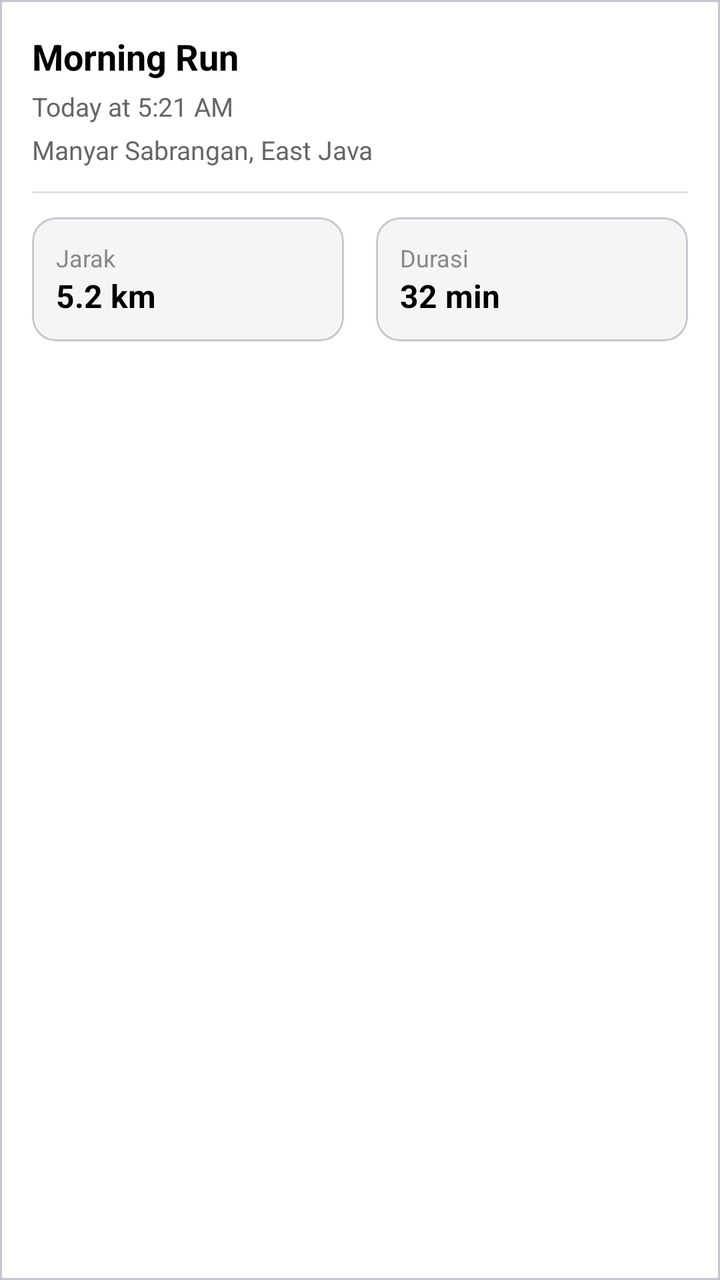
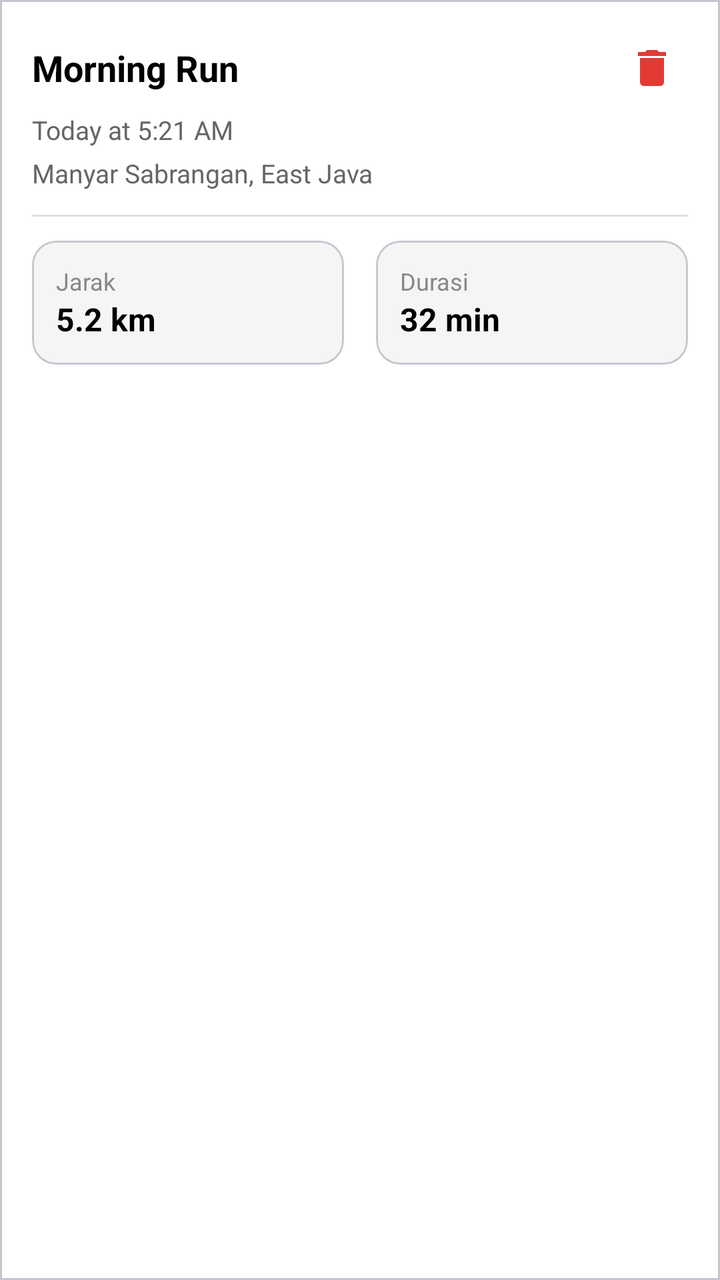

An Android layout rendered at two revisions. The XML below is the earlier revision; the diff shows what the commit changed to produce the second picture.
<!-- AndroidManifest.xml: application theme Theme.CatatLari -->
<!-- res/layout/item_run.xml -->
<com.google.android.material.card.MaterialCardView
    xmlns:android="http://schemas.android.com/apk/res/android"
    xmlns:app="http://schemas.android.com/apk/res-auto"
    android:layout_width="match_parent"
    android:layout_height="wrap_content"
    android:layout_marginBottom="16dp"
    app:shapeAppearanceOverlay="@style/ShapeAppearance.NoRadius"
    app:cardElevation="4dp"
    android:backgroundTint="@android:color/white">

    <LinearLayout
        android:layout_width="match_parent"
        android:layout_height="wrap_content"
        android:orientation="vertical"
        android:padding="16dp">

        
        <TextView
            android:id="@+id/tv_title"
            android:layout_width="wrap_content"
            android:layout_height="wrap_content"
            android:text="Morning Run"
            android:textColor="@android:color/black"
            android:textSize="18sp"
            android:textStyle="bold"/>

        
        <TextView
            android:id="@+id/tv_time"
            android:layout_width="wrap_content"
            android:layout_height="wrap_content"
            android:text="Today at 5:21 AM"
            android:textColor="#666666"
            android:textSize="13sp"
            android:layout_marginTop="4dp"/>

        
        <TextView
            android:id="@+id/tv_location"
            android:layout_width="wrap_content"
            android:layout_height="wrap_content"
            android:text="Manyar Sabrangan, East Java"
            android:textColor="#666666"
            android:textSize="13sp"
            android:layout_marginTop="4dp"/>

        
        <View
            android:layout_width="match_parent"
            android:layout_height="1dp"
            android:background="#E0E0E0"
            android:layout_marginVertical="12dp"/>

        
        <LinearLayout
            android:layout_width="match_parent"
            android:layout_height="wrap_content"
            android:orientation="horizontal"
            android:weightSum="2">

            
            <com.google.android.material.card.MaterialCardView
                android:layout_width="0dp"
                android:layout_height="wrap_content"
                android:layout_weight="1"
                android:layout_marginEnd="8dp"
                app:cardCornerRadius="12dp"
                app:cardElevation="0dp"
                android:backgroundTint="#F5F5F5">

                <LinearLayout
                    android:layout_width="match_parent"
                    android:layout_height="wrap_content"
                    android:orientation="vertical"
                    android:padding="12dp">

                    <TextView
                        android:layout_width="wrap_content"
                        android:layout_height="wrap_content"
                        android:text="Jarak"
                        android:textColor="#888888"
                        android:textSize="12sp"/>

                    <TextView
                        android:id="@+id/tv_distance"
                        android:layout_width="wrap_content"
                        android:layout_height="wrap_content"
                        android:text="5.2 km"
                        android:textColor="@android:color/black"
                        android:textStyle="bold"
                        android:textSize="16sp"/>
                </LinearLayout>

            </com.google.android.material.card.MaterialCardView>

            
            <com.google.android.material.card.MaterialCardView
                android:layout_width="0dp"
                android:layout_height="wrap_content"
                android:layout_weight="1"
                android:layout_marginStart="8dp"
                app:cardCornerRadius="12dp"
                app:cardElevation="0dp"
                android:backgroundTint="#F5F5F5">

                <LinearLayout
                    android:layout_width="match_parent"
                    android:layout_height="wrap_content"
                    android:orientation="vertical"
                    android:padding="12dp">

                    <TextView
                        android:layout_width="wrap_content"
                        android:layout_height="wrap_content"
                        android:text="Durasi"
                        android:textColor="#888888"
                        android:textSize="12sp"/>

                    <TextView
                        android:id="@+id/tv_duration"
                        android:layout_width="wrap_content"
                        android:layout_height="wrap_content"
                        android:text="32 min"
                        android:textColor="@android:color/black"
                        android:textStyle="bold"
                        android:textSize="16sp"/>
                </LinearLayout>

            </com.google.android.material.card.MaterialCardView>

        </LinearLayout>

    </LinearLayout>

</com.google.android.material.card.MaterialCardView>
<!-- resources referenced by this layout -->
<resources>
  <style name="ShapeAppearance.NoRadius" parent="">
          <item name="cornerFamily">rounded</item>
          <item name="cornerSize">0dp</item>
      </style>
  <style name="Theme.CatatLari" parent="Base.Theme.CatatLari" />
  <style name="Base.Theme.CatatLari" parent="Theme.Material3.DayNight.NoActionBar">
          
          
      </style>
</resources>

<!-- the commit's change to res/layout/item_run.xml (unified diff, before → after) -->
@@ -1,3 +1,4 @@
+<?xml version="1.0" encoding="utf-8"?>
 <com.google.android.material.card.MaterialCardView
     xmlns:android="http://schemas.android.com/apk/res/android"
     xmlns:app="http://schemas.android.com/apk/res-auto"
@@ -15,14 +16,33 @@
         android:padding="16dp">
 
         
-        <TextView
-            android:id="@+id/tv_title"
-            android:layout_width="wrap_content"
+        <LinearLayout
+            android:layout_width="match_parent"
             android:layout_height="wrap_content"
-            android:text="Morning Run"
-            android:textColor="@android:color/black"
-            android:textSize="18sp"
-            android:textStyle="bold"/>
+            android:orientation="horizontal"
+            android:gravity="center_vertical">
+
+            <TextView
+                android:id="@+id/tv_title"
+                android:layout_width="0dp"
+                android:layout_height="wrap_content"
+                android:layout_weight="1"
+                android:text="Morning Run"
+                android:textColor="@android:color/black"
+                android:textSize="18sp"
+                android:textStyle="bold"/>
+
+            
+            <ImageButton
+                android:id="@+id/btn_delete"
+                android:layout_width="36dp"
+                android:layout_height="36dp"
+                android:background="?attr/selectableItemBackgroundBorderless"
+                android:src="@drawable/ic_delete"
+                android:contentDescription="Hapus catatan"
+                app:tint="#E53935"/>
+
+        </LinearLayout>
 
         
         <TextView
<!-- resource entries referenced after the edit -->
@@ -1,5 +1,15 @@
 <!-- resources referenced by this layout -->
 <resources>
+  <!-- drawable ic_delete (drawable) -->
+  <vector xmlns:android="http://schemas.android.com/apk/res/android"
+      android:width="24dp"
+      android:height="24dp"
+      android:viewportWidth="24"
+      android:viewportHeight="24">
+      <path
+          android:fillColor="@android:color/black"
+          android:pathData="M6,19c0,1.1 0.9,2 2,2h8c1.1,0 2,-0.9 2,-2V7H6v12zM19,4h-3.5l-1,-1h-5l-1,1H5v2h14V4z"/>
+  </vector>
   <style name="ShapeAppearance.NoRadius" parent="">
           <item name="cornerFamily">rounded</item>
           <item name="cornerSize">0dp</item>
